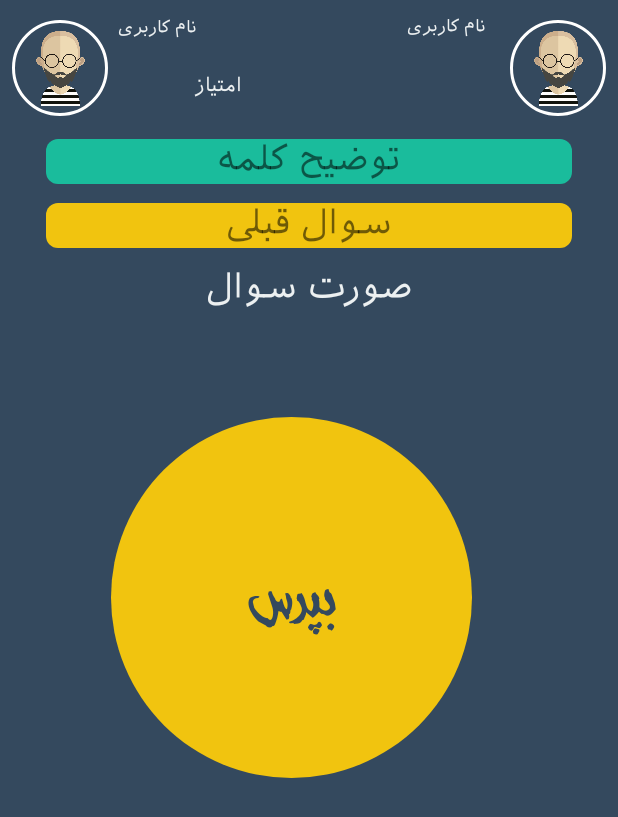
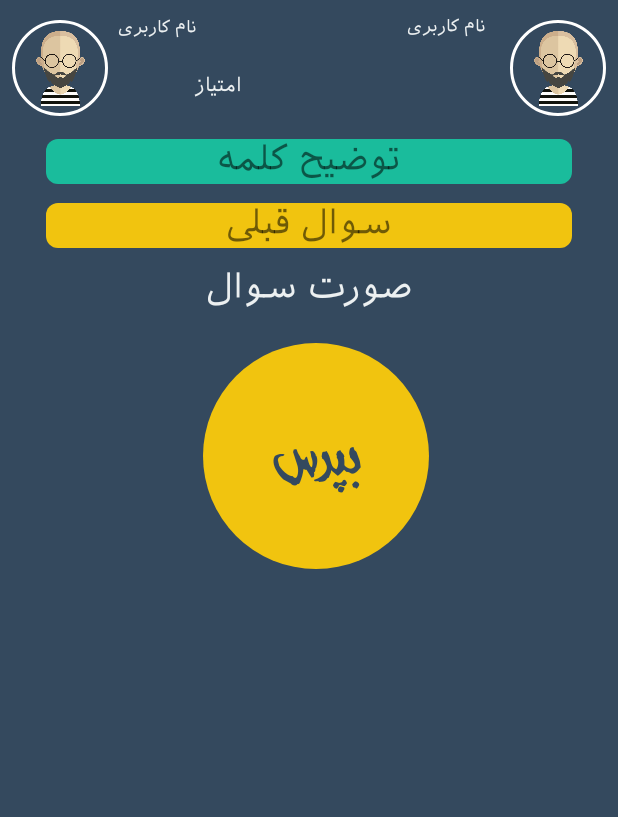
Before and after one commit to alirezaarv/projectSummer, an Android app: the screen it shows after launch (GameActivity), on a phone screen of 412 x 824 dp. Shown: the top 817 px of the screen. Run offline under Robolectric (Android 15) with nearby library versions, the phone set to English and light mode, and no system bars.

Commit message:
game activity gui

```diff
--- a/app/src/main/java/com/q20/projectsummer/ui/GameActivity.java
+++ b/app/src/main/java/com/q20/projectsummer/ui/GameActivity.java
@@ -16,10 +16,16 @@ import java.util.Random;
 
 public class GameActivity extends CustomActivity implements View.OnClickListener {
 
+    private int maxRow = 3;
+    private int maxColumn = 11;
+
+
   @Override
     protected void onCreate(Bundle savedInstanceState) {
         super.onCreate(savedInstanceState);
         setContentView(R.layout.activity_game);
+
+
     }
 
     @Override
@@ -27,6 +33,8 @@ public class GameActivity extends CustomActivity implements View.OnClickListener
 
     }
 
+    private void creatKeyboard(){
 
+    }
 
 }
--- a/app/src/main/res/layout/activity_game.xml
+++ b/app/src/main/res/layout/activity_game.xml
@@ -103,10 +103,10 @@
         android:textSize="@dimen/text_size_medium" />
 
     <com.q20.projectsummer.ResponsiveViews.ResponsiveRelativeLayout
-        android:layout_width="240dp"
-        android:layout_height="240dp"
-        android:layout_marginLeft="73.5dp"
-        android:layout_marginTop="233.5dp"
+        android:layout_width="150dp"
+        android:layout_height="150dp"
+        android:layout_marginLeft="135.5dp"
+        android:layout_marginTop="194.5dp"
         android:background="@drawable/btn_circle"
         android:backgroundTint="@color/colorA13">
 
@@ -122,4 +122,5 @@
 
     </com.q20.projectsummer.ResponsiveViews.ResponsiveRelativeLayout>
 
+
 </RelativeLayout>
```
